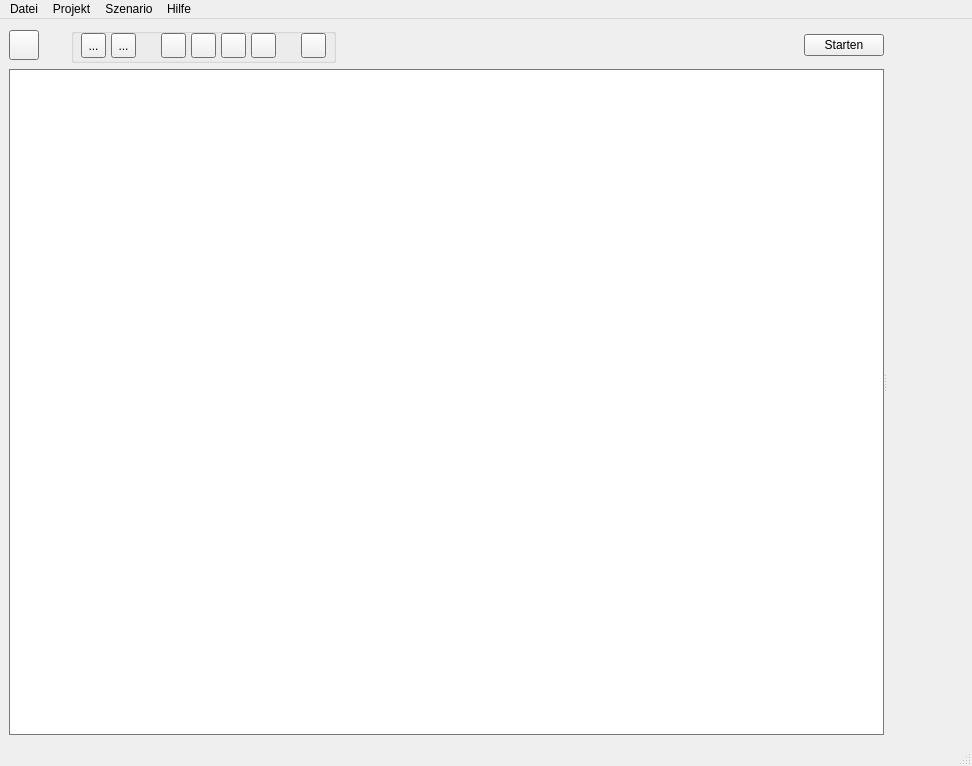
This is src/gui_vm/view/qt_designed/main_window.ui in ChrFr/gui_vm as Qt 5 draws it before an edit. The edited form follows.
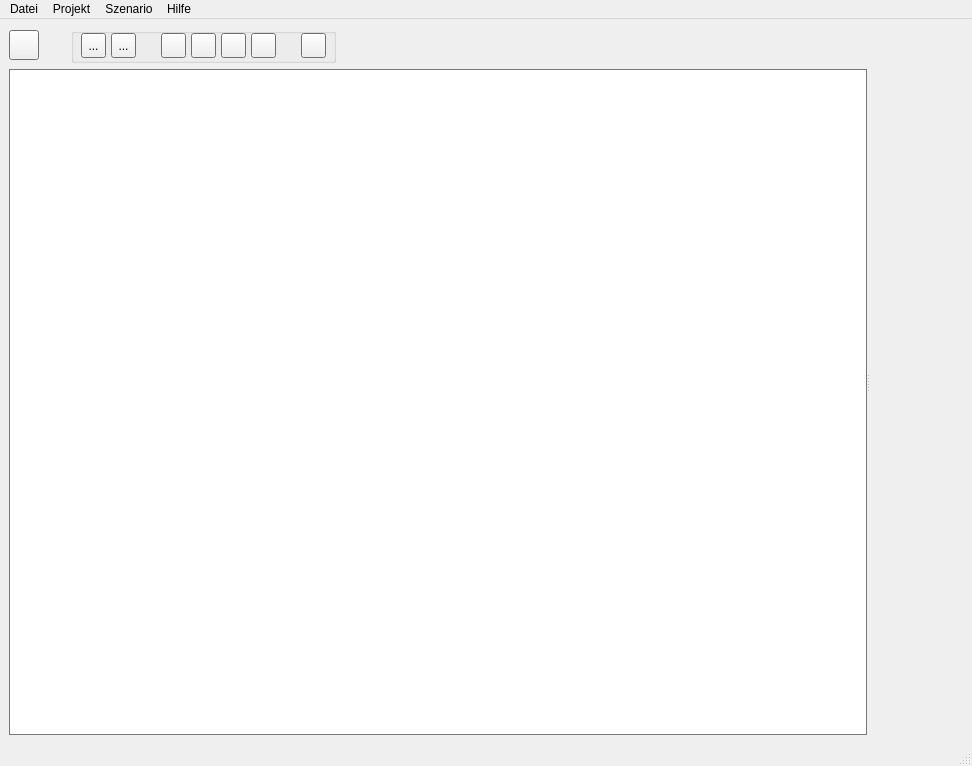
This is the edited form. Icons and pictures are not drawn.

Commit message: command line parameters to start run; fixed issue with folder structure

Diff of the .ui file:
```diff
--- a/src/gui_vm/view/qt_designed/main_window.ui
+++ b/src/gui_vm/view/qt_designed/main_window.ui
@@ -170,19 +170,6 @@
             </property>
            </widget>
           </item>
-          <item row="0" column="9">
-           <widget class="QPushButton" name="start_button">
-            <property name="maximumSize">
-             <size>
-              <width>100</width>
-              <height>16777215</height>
-             </size>
-            </property>
-            <property name="text">
-             <string>Starten</string>
-            </property>
-           </widget>
-          </item>
           <item row="0" column="5" colspan="3">
            <widget class="QGroupBox" name="context_button_group">
             <property name="minimumSize">
```
Left out of the diff: 2 changed lines with no effect on the pictures. The commit also changes 10 other files.
